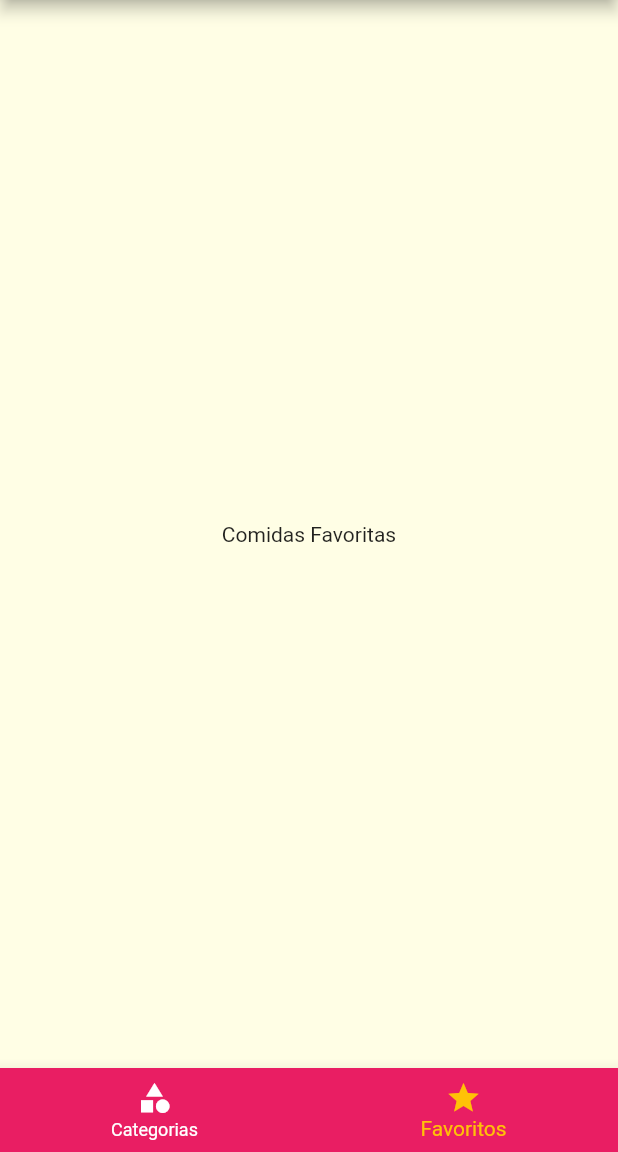
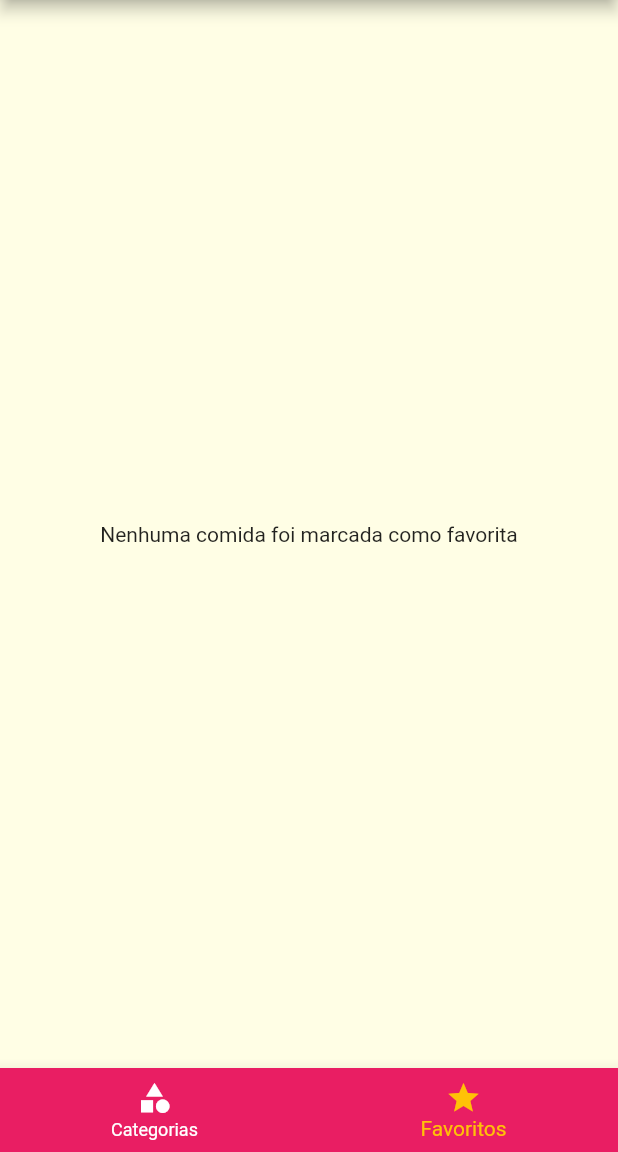
Before and after one commit to SamuelXimenes27/recipeApp, a Flutter app: the screen it shows after launch, item 2 of the bottom bar chosen, on a phone screen of 412 x 824 dp, the part 84-1236 px from its top. Run offline on Flutter 3.47's test engine with Material 2 defaults, Android fonts, the phone set to English and light mode, and no system bars.

Commit message:
Add favorite page full funcionality

```diff
--- a/lib/app/app_widget.dart
+++ b/lib/app/app_widget.dart
@@ -18,6 +18,7 @@ class MyApp extends StatefulWidget {
 class _MyAppState extends State<MyApp> {
   Settings settings = Settings();
   List<Meal> _availableMeals = mockMeal;
+  List<Meal> _favoriteMeals = [];
 
   void _filterMeals(Settings settings) {
     setState(() {
@@ -34,6 +35,18 @@ class _MyAppState extends State<MyApp> {
             !filterVegetarian;
       }).toList();
     });
+  }
+
+  void _toggleFavorite(Meal meal) {
+    setState(() {
+      _favoriteMeals.contains(meal)
+          ? _favoriteMeals.remove(meal)
+          : _favoriteMeals.add(meal);
+    });
+  }
+
+  bool _isFavorite(Meal meal) {
+    return _favoriteMeals.contains(meal);
   }
 
   @override
@@ -55,10 +68,15 @@ class _MyAppState extends State<MyApp> {
             ),
       ),
       routes: {
-        RoutesConst.home: (context) => const TabsScreen(),
+        RoutesConst.home: (context) => TabsScreen(
+              favoriteMeals: _favoriteMeals,
+            ),
         RoutesConst.categoriesMeals: (context) =>
             CategoriesMealsScreen(meals: _availableMeals),
-        RoutesConst.mealDetails: (context) => const MealDetailsScreen(),
+        RoutesConst.mealDetails: (context) => MealDetailsScreen(
+              onToggleFavorite: _toggleFavorite,
+              isFavorite: _isFavorite,
+            ),
         RoutesConst.settings: (context) => SettingsScreen(
               settings: settings,
               onSettingsChanged: _filterMeals,
--- a/lib/app/screens/favorite_screen.dart
+++ b/lib/app/screens/favorite_screen.dart
@@ -1,12 +1,29 @@
 import 'package:flutter/material.dart';
+import 'package:meals/app/components/meal_item.dart';
+import 'package:meals/app/models/meal.dart';
 
 class FavoriteScreen extends StatelessWidget {
-  const FavoriteScreen({super.key});
+  final List<Meal> favoriteMeals;
+  const FavoriteScreen({
+    super.key,
+    required this.favoriteMeals,
+  });
 
   @override
   Widget build(BuildContext context) {
-    return Center(
-      child: Text('Comidas Favoritas'),
-    );
+    if (favoriteMeals.isEmpty) {
+      return const Center(
+        child: Text('Nenhuma comida foi marcada como favorita'),
+      );
+    } else {
+      return ListView.builder(
+        itemCount: favoriteMeals.length,
+        itemBuilder: (context, index) {
+          return MealItem(
+            meal: favoriteMeals[index],
+          );
+        },
+      );
+    }
   }
 }
--- a/lib/app/screens/tabs_screen.dart
+++ b/lib/app/screens/tabs_screen.dart
@@ -1,11 +1,16 @@
 import 'package:flutter/material.dart';
 import 'package:meals/app/components/drawer.dart';
-import 'package:meals/app/screens/categories_meals_screen.dart';
 import 'package:meals/app/screens/category_screen.dart';
 import 'package:meals/app/screens/favorite_screen.dart';
 
+import '../models/meal.dart';
+
 class TabsScreen extends StatefulWidget {
-  const TabsScreen({super.key});
+  final List<Meal> favoriteMeals;
+  const TabsScreen({
+    super.key,
+    required this.favoriteMeals,
+  });
 
   @override
   State<TabsScreen> createState() => _TabsScreenState();
@@ -13,16 +18,22 @@ class TabsScreen extends StatefulWidget {
 
 class _TabsScreenState extends State<TabsScreen> {
   int? _selectedIndexScreen = 0;
-  final List<Map<String, Object>> _screens = const [
+  List<Map<String, Object>>? _screens;
+
+  @override
+  void initState() {
+    super.initState();
+    _screens = [
       {
         'title': 'Lista de Categorias',
-      'screen': CategoriesScreen(),
+        'screen': const CategoriesScreen(),
       },
       {
         'title': 'Meus Favoritos',
-      'screen': FavoriteScreen(),
+        'screen': FavoriteScreen(favoriteMeals: widget.favoriteMeals),
       }
     ];
+  }
 
   _selectScreen(int index) {
     setState(() {
@@ -35,11 +46,11 @@ class _TabsScreenState extends State<TabsScreen> {
     return Scaffold(
       appBar: AppBar(
         title: Text(
-          _screens[_selectedIndexScreen!]['title'].toString(),
+          _screens![_selectedIndexScreen!]['title'].toString(),
         ),
       ),
       drawer: const MainDrawer(),
-      body: _screens[_selectedIndexScreen!]['screen'] as Widget,
+      body: _screens![_selectedIndexScreen!]['screen'] as Widget,
       bottomNavigationBar: BottomNavigationBar(
         onTap: _selectScreen,
         backgroundColor: Theme.of(context).colorScheme.primary,
```
Also changed, not shown: lib/app/screens/meal_details.screen.dart (+9 -3 lines). Lines whose indentation alone changed are shown as unchanged.
